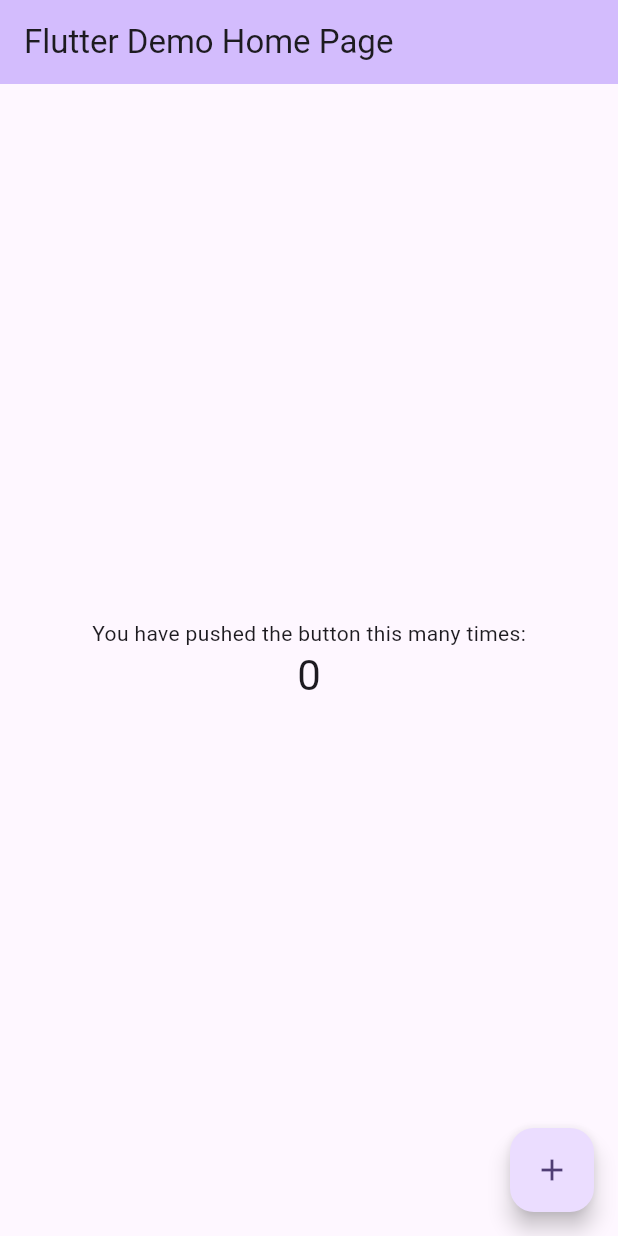
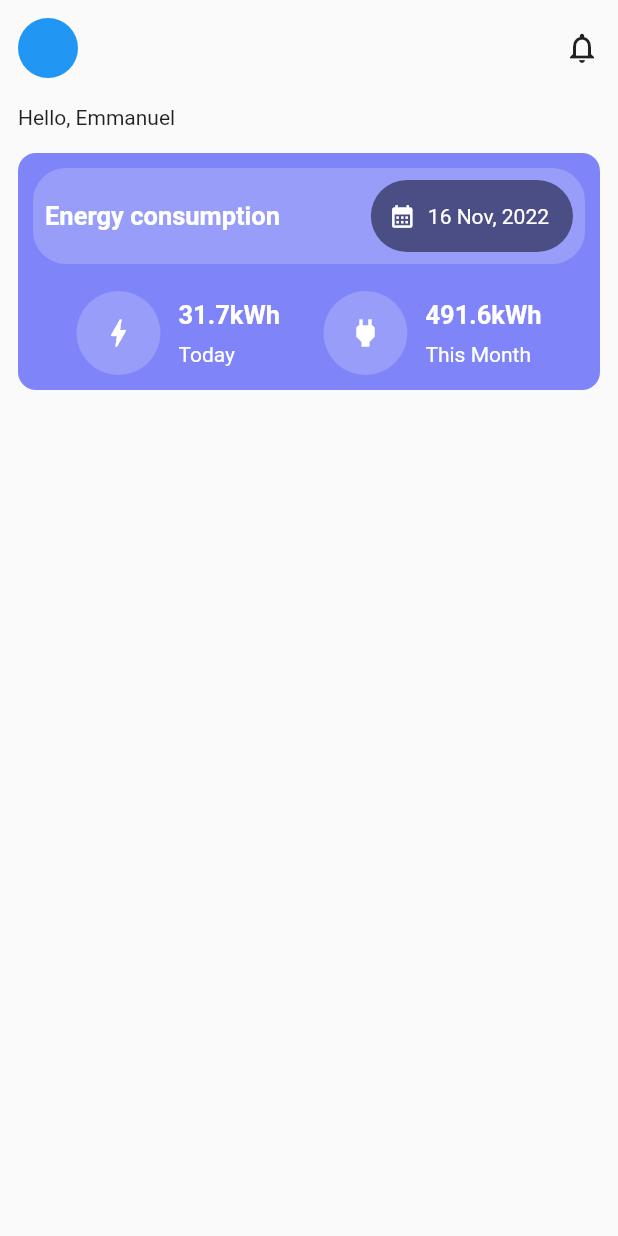
Before and after one commit to Bojan227/smart_home, a Flutter app: the screen it shows after launch, on a phone screen of 412 x 824 dp. Run offline on Flutter 3.47's test engine with Material 2 defaults, Android fonts, the phone set to English and light mode, and no system bars; our stand-ins replace google_fonts; statements that could not run were skipped.

Commit message:
add: static consumption card

```diff
--- /dev/null
+++ b/lib/core/utils/colour_from_hex.dart
@@ -0,0 +1,6 @@
+import 'package:flutter/material.dart';
+
+Color colorFromHex(String hexColor) {
+  final hexCode = hexColor.replaceAll('#', '');
+  return Color(int.parse('FF$hexCode', radix: 16));
+}
--- a/lib/main.dart
+++ b/lib/main.dart
@@ -1,4 +1,8 @@
 import 'package:flutter/material.dart';
+import 'package:smart_home/presentation/ui/home/home_screen.dart';
+import 'package:smart_home/theme/colour_palette.dart';
+import 'package:smart_home/theme/main_config.dart';
+import 'package:smart_home/theme/text_theme.dart';
 
 void main() {
   runApp(const MyApp());
@@ -7,119 +11,18 @@ void main() {
 class MyApp extends StatelessWidget {
   const MyApp({super.key});
 
-  // This widget is the root of your application.
   @override
   Widget build(BuildContext context) {
     return MaterialApp(
-      title: 'Flutter Demo',
-      theme: ThemeData(
-        // This is the theme of your application.
-        //
-        // TRY THIS: Try running your application with "flutter run". You'll see
-        // the application has a blue toolbar. Then, without quitting the app,
-        // try changing the seedColor in the colorScheme below to Colors.green
-        // and then invoke "hot reload" (save your changes or press the "hot
-        // reload" button in a Flutter-supported IDE, or press "r" if you used
-        // the command line to start the app).
-        //
-        // Notice that the counter didn't reset back to zero; the application
-        // state is not lost during the reload. To reset the state, use hot
-        // restart instead.
-        //
-        // This works for code too, not just values: Most code changes can be
-        // tested with just a hot reload.
-        colorScheme: ColorScheme.fromSeed(seedColor: Colors.deepPurple),
-        useMaterial3: true,
-      ),
-      home: const MyHomePage(title: 'Flutter Demo Home Page'),
+      title: 'Smart Home',
+      theme: ThemeData.light().copyWith(
+          useMaterial3: true,
+          extensions: <ThemeExtension<dynamic>>[
+            ColourPalette.mainPalette,
+            CustomTextTheme.textTheme,
+            MainConfig.mainConfig
+          ]),
+      home: const HomeScreen(),
     );
   }
 }
-
-class MyHomePage extends StatefulWidget {
-  const MyHomePage({super.key, required this.title});
-
-  // This widget is the home page of your application. It is stateful, meaning
-  // that it has a State object (defined below) that contains fields that affect
-  // how it looks.
-
-  // This class is the configuration for the state. It holds the values (in this
-  // case the title) provided by the parent (in this case the App widget) and
-  // used by the build method of the State. Fields in a Widget subclass are
-  // always marked "final".
-
-  final String title;
-
-  @override
-  State<MyHomePage> createState() => _MyHomePageState();
-}
-
-class _MyHomePageState extends State<MyHomePage> {
-  int _counter = 0;
-
-  void _incrementCounter() {
-    setState(() {
-      // This call to setState tells the Flutter framework that something has
-      // changed in this State, which causes it to rerun the build method below
-      // so that the display can reflect the updated values. If we changed
-      // _counter without calling setState(), then the build method would not be
-      // called again, and so nothing would appear to happen.
-      _counter++;
-    });
-  }
-
-  @override
-  Widget build(BuildContext context) {
-    // This method is rerun every time setState is called, for instance as done
-    // by the _incrementCounter method above.
-    //
-    // The Flutter framework has been optimized to make rerunning build methods
-    // fast, so that you can just rebuild anything that needs updating rather
-    // than having to individually change instances of widgets.
-    return Scaffold(
-      appBar: AppBar(
-        // TRY THIS: Try changing the color here to a specific color (to
-        // Colors.amber, perhaps?) and trigger a hot reload to see the AppBar
-        // change color while the other colors stay the same.
-        backgroundColor: Theme.of(context).colorScheme.inversePrimary,
-        // Here we take the value from the MyHomePage object that was created by
-        // the App.build method, and use it to set our appbar title.
-        title: Text(widget.title),
-      ),
-      body: Center(
-        // Center is a layout widget. It takes a single child and positions it
-        // in the middle of the parent.
-        child: Column(
-          // Column is also a layout widget. It takes a list of children and
-          // arranges them vertically. By default, it sizes itself to fit its
-          // children horizontally, and tries to be as tall as its parent.
-          //
-          // Column has various properties to control how it sizes itself and
-          // how it positions its children. Here we use mainAxisAlignment to
-          // center the children vertically; the main axis here is the vertical
-          // axis because Columns are vertical (the cross axis would be
-          // horizontal).
-          //
-          // TRY THIS: Invoke "debug painting" (choose the "Toggle Debug Paint"
-          // action in the IDE, or press "p" in the console), to see the
-          // wireframe for each widget.
-          mainAxisAlignment: MainAxisAlignment.center,
-          children: <Widget>[
-            const Text(
-              'You have pushed the button this many times:',
-            ),
-            Text(
-              '$_counter',
-              style: Theme.of(context).textTheme.headlineMedium,
-            ),
-          ],
-        ),
-      ),
-      floatingActionButton: FloatingActionButton(
-        onPressed: _incrementCounter,
-        tooltip: 'Increment',
-        child: const Icon(Icons.add),
-      ), // This trailing comma makes auto-formatting nicer for build methods.
-    );
-  }
-}
--- /dev/null
+++ b/lib/presentation/ui/home/home_screen.dart
@@ -0,0 +1,47 @@
+import 'package:flutter/material.dart';
+import 'package:smart_home/presentation/ui/home/widgets/consumption_card.dart';
+import 'package:smart_home/theme/main_config.dart';
+import 'package:smart_home/theme/text_theme.dart';
+
+class HomeScreen extends StatelessWidget {
+  const HomeScreen({super.key});
+
+  @override
+  Widget build(BuildContext context) {
+    final textTheme = Theme.of(context).extension<CustomTextTheme>()!;
+    final mainConfig = Theme.of(context).extension<MainConfig>()!;
+
+    return SafeArea(
+      child: Material(
+        child: Container(
+          padding: EdgeInsets.all(mainConfig.homeScreenPadding!),
+          child: Column(
+            crossAxisAlignment: CrossAxisAlignment.start,
+            children: [
+              const Row(
+                mainAxisAlignment: MainAxisAlignment.spaceBetween,
+                children: [
+                  CircleAvatar(),
+                  Icon(
+                    Icons.notifications_outlined,
+                  )
+                ],
+              ),
+              const SizedBox(
+                height: 18,
+              ),
+              Text(
+                'Hello, Emmanuel',
+                style: textTheme.title,
+              ),
+              const SizedBox(
+                height: 16,
+              ),
+              const ConsumptionCard()
+            ],
+          ),
+        ),
+      ),
+    );
+  }
+}
--- /dev/null
+++ b/lib/presentation/ui/home/widgets/consumption_card.dart
@@ -0,0 +1,52 @@
+import 'package:flutter/material.dart';
+import 'package:smart_home/presentation/ui/home/widgets/consumption_header.dart';
+import 'package:smart_home/presentation/ui/home/widgets/consumption_info.dart';
+import 'package:smart_home/theme/colour_palette.dart';
+import 'package:smart_home/theme/main_config.dart';
+
+class ConsumptionCard extends StatelessWidget {
+  const ConsumptionCard({super.key});
+
+  @override
+  Widget build(BuildContext context) {
+    final colourPalette = Theme.of(context).extension<ColourPalette>()!;
+    final mainConfig = Theme.of(context).extension<MainConfig>()!;
+
+    return Container(
+      padding: EdgeInsets.all(mainConfig.cardPadding!),
+      decoration: BoxDecoration(
+          color: colourPalette.blue,
+          borderRadius: const BorderRadius.all(Radius.circular(12))),
+      child: Column(
+        children: [
+          Container(
+            padding: const EdgeInsets.symmetric(vertical: 8, horizontal: 8),
+            decoration: BoxDecoration(
+              color: colourPalette.whiteWithOpacity,
+              borderRadius: BorderRadius.circular(22),
+            ),
+            child: const ConsumptionHeader(),
+          ),
+          const SizedBox(
+            height: 18,
+          ),
+          const Row(
+            mainAxisAlignment: MainAxisAlignment.spaceEvenly,
+            children: [
+              ConsumptionInfo(
+                title: '31.7kWh',
+                subtitle: 'Today',
+                icon: Icons.bolt,
+              ),
+              ConsumptionInfo(
+                title: '491.6kWh',
+                subtitle: 'This Month',
+                icon: Icons.power,
+              ),
+            ],
+          ),
+        ],
+      ),
+    );
+  }
+}
--- /dev/null
+++ b/lib/presentation/ui/home/widgets/consumption_header.dart
@@ -0,0 +1,45 @@
+import 'package:flutter/material.dart';
+import 'package:smart_home/theme/colour_palette.dart';
+import 'package:smart_home/theme/text_theme.dart';
+
+class ConsumptionHeader extends StatelessWidget {
+  const ConsumptionHeader({super.key});
+
+  @override
+  Widget build(BuildContext context) {
+    final textTheme = Theme.of(context).extension<CustomTextTheme>()!;
+    final colourPalette = Theme.of(context).extension<ColourPalette>()!;
+
+    return Row(
+      mainAxisAlignment: MainAxisAlignment.spaceBetween,
+      children: [
+        Text(
+          'Energy consumption',
+          style: textTheme.bodyLarge?.copyWith(color: colourPalette.white),
+        ),
+        const SizedBox(
+          width: 12,
+        ),
+        Flexible(
+          child: Container(
+            decoration: BoxDecoration(
+                borderRadius: BorderRadius.circular(26),
+                color: colourPalette.darkBlueWithOpacity),
+            child: TextButton.icon(
+              onPressed: () {},
+              icon: Icon(
+                Icons.calendar_month,
+                color: colourPalette.white,
+              ),
+              label: Text(
+                '16 Nov, 2022',
+                style:
+                    textTheme.bodyMedium?.copyWith(color: colourPalette.white),
+              ),
+            ),
+          ),
+        )
+      ],
+    );
+  }
+}
--- /dev/null
+++ b/lib/presentation/ui/home/widgets/consumption_info.dart
@@ -0,0 +1,57 @@
+import 'package:flutter/material.dart';
+import 'package:smart_home/theme/colour_palette.dart';
+import 'package:smart_home/theme/text_theme.dart';
+
+class ConsumptionInfo extends StatelessWidget {
+  const ConsumptionInfo(
+      {super.key,
+      required this.title,
+      required this.subtitle,
+      required this.icon});
+
+  final String title;
+  final String subtitle;
+  final IconData icon;
+
+  @override
+  Widget build(BuildContext context) {
+    final colourPalette = Theme.of(context).extension<ColourPalette>()!;
+    final textTheme = Theme.of(context).extension<CustomTextTheme>()!;
+
+    return Row(
+      children: [
+        Container(
+          width: 56,
+          height: 56,
+          decoration: BoxDecoration(
+            borderRadius: BorderRadius.circular(62),
+            color: colourPalette.whiteWithOpacity,
+          ),
+          child: Icon(
+            icon,
+            color: colourPalette.white,
+          ),
+        ),
+        const SizedBox(
+          width: 12,
+        ),
+        Column(
+          crossAxisAlignment: CrossAxisAlignment.start,
+          children: [
+            Text(
+              title,
+              style: textTheme.bodyLarge?.copyWith(color: colourPalette.white),
+            ),
+            const SizedBox(
+              height: 8,
+            ),
+            Text(
+              subtitle,
+              style: textTheme.bodyMedium?.copyWith(color: colourPalette.white),
+            )
+          ],
+        )
+      ],
+    );
+  }
+}
--- /dev/null
+++ b/lib/theme/colour_palette.dart
@@ -0,0 +1,77 @@
+import 'package:flutter/material.dart';
+import 'package:smart_home/core/utils/colour_from_hex.dart';
+
+class ColourPalette extends ThemeExtension<ColourPalette> {
+  final Color? blue;
+  final Color? orange;
+  final Color? darkBlue;
+  final Color? spunPearl;
+  final Color? lightGrayishBlue;
+  final Color? white;
+  final Color? whiteWithOpacity;
+  final Color? darkBlueWithOpacity;
+
+  const ColourPalette({
+    required this.blue,
+    required this.orange,
+    required this.darkBlue,
+    required this.spunPearl,
+    required this.lightGrayishBlue,
+    required this.white,
+    required this.whiteWithOpacity,
+    required this.darkBlueWithOpacity,
+  });
+
+  @override
+  ThemeExtension<ColourPalette> copyWith({
+    Color? blue,
+    Color? orange,
+    Color? darkBlue,
+    Color? spunPearl,
+    Color? lightGrayishBlue,
+    Color? white,
+    Color? whiteWithOpacity,
+    Color? darkBlueWithOpacity,
+  }) {
+    return ColourPalette(
+      blue: blue ?? this.blue,
+      orange: orange ?? this.orange,
+      darkBlue: darkBlue ?? this.darkBlue,
+      spunPearl: spunPearl ?? this.spunPearl,
+      lightGrayishBlue: lightGrayishBlue ?? this.lightGrayishBlue,
+      white: white ?? this.white,
+      whiteWithOpacity: whiteWithOpacity ?? this.whiteWithOpacity,
+      darkBlueWithOpacity: darkBlueWithOpacity ?? this.darkBlueWithOpacity,
+    );
+  }
+
+  @override
+  ThemeExtension<ColourPalette> lerp(
+      covariant ThemeExtension<ColourPalette>? other, double t) {
+    if (other is! ColourPalette) {
+      return this;
+    }
+    return ColourPalette(
+      blue: Color.lerp(blue, other.blue, t),
+      orange: Color.lerp(orange, other.orange, t),
+      darkBlue: Color.lerp(darkBlue, other.darkBlue, t),
+      spunPearl: Color.lerp(spunPearl, other.spunPearl, t),
+      lightGrayishBlue: Color.lerp(lightGrayishBlue, other.lightGrayishBlue, t),
+      white: Color.lerp(white, other.white, t),
+      whiteWithOpacity: Color.lerp(whiteWithOpacity, other.whiteWithOpacity, t),
+      darkBlueWithOpacity:
+          Color.lerp(darkBlueWithOpacity, other.darkBlueWithOpacity, t),
+    );
+  }
+
+  static final mainPalette = ColourPalette(
+    blue: colorFromHex('#7F85F9'),
+    orange: colorFromHex('#F9B23D'),
+    darkBlue: colorFromHex('#171935'),
+    spunPearl: colorFromHex('#A2A9B8'),
+    lightGrayishBlue: colorFromHex('#EAEDF2'),
+    white: colorFromHex('#FFFFFF'),
+    whiteWithOpacity: colorFromHex('#FFFFFF').withOpacity(0.2),
+    darkBlueWithOpacity: colorFromHex('#171935').withOpacity(0.6),
+  );
+}
--- /dev/null
+++ b/lib/theme/main_config.dart
@@ -0,0 +1,45 @@
+import 'package:flutter/material.dart';
+
+class MainConfig extends ThemeExtension<MainConfig> {
+  final double? homeScreenPadding;
+  final double? cardPadding;
+  final double? roomCardPadding;
+
+  const MainConfig({
+    required this.homeScreenPadding,
+    required this.cardPadding,
+    required this.roomCardPadding,
+  });
+
+  @override
+  ThemeExtension<MainConfig> copyWith({
+    double? homeScreenPadding,
+    double? cardPadding,
+    double? roomCardPadding,
+  }) {
+    return MainConfig(
+      homeScreenPadding: homeScreenPadding ?? this.homeScreenPadding,
+      cardPadding: cardPadding ?? this.cardPadding,
+      roomCardPadding: roomCardPadding ?? this.roomCardPadding,
+    );
+  }
+
+  @override
+  ThemeExtension<MainConfig> lerp(
+      covariant ThemeExtension<MainConfig>? other, double t) {
+    if (other is! MainConfig) {
+      return this;
+    }
+    return MainConfig(
+      homeScreenPadding: homeScreenPadding,
+      cardPadding: cardPadding,
+      roomCardPadding: roomCardPadding,
+    );
+  }
+
+  static const mainConfig = MainConfig(
+    homeScreenPadding: 12.0,
+    cardPadding: 10.0,
+    roomCardPadding: 12.0,
+  );
+}
--- /dev/null
+++ b/lib/theme/text_theme.dart
@@ -0,0 +1,40 @@
+import 'package:flutter/material.dart';
+import 'package:google_fonts/google_fonts.dart';
+
+class CustomTextTheme extends ThemeExtension<CustomTextTheme> {
+  final TextStyle? title;
+  final TextStyle? bodyLarge;
+  final TextStyle? bodyMedium;
+
+  const CustomTextTheme(
+      {required this.title, required this.bodyLarge, required this.bodyMedium});
+
+  @override
+  ThemeExtension<CustomTextTheme> copyWith({
+    TextStyle? title,
+    TextStyle? bodyLarge,
+    TextStyle? bodyMedium,
+  }) {
+    return CustomTextTheme(
+      title: title ?? this.title,
+      bodyLarge: bodyLarge ?? this.bodyLarge,
+      bodyMedium: bodyMedium ?? this.bodyMedium,
+    );
+  }
+
+  @override
+  ThemeExtension<CustomTextTheme> lerp(
+      covariant ThemeExtension<CustomTextTheme>? other, double t) {
+    if (other is! CustomTextTheme) {
+      return this;
+    }
+    return CustomTextTheme(
+        title: title, bodyLarge: bodyLarge, bodyMedium: bodyMedium);
+  }
+
+  static final textTheme = CustomTextTheme(
+    title: GoogleFonts.roboto(fontSize: 26, fontWeight: FontWeight.bold),
+    bodyLarge: GoogleFonts.roboto(fontSize: 17, fontWeight: FontWeight.bold),
+    bodyMedium: GoogleFonts.roboto(fontSize: 14, fontWeight: FontWeight.normal),
+  );
+}
```
Also changed, not shown: pubspec.yaml (+3 -16 lines), pubspec.lock, 1 other file.
